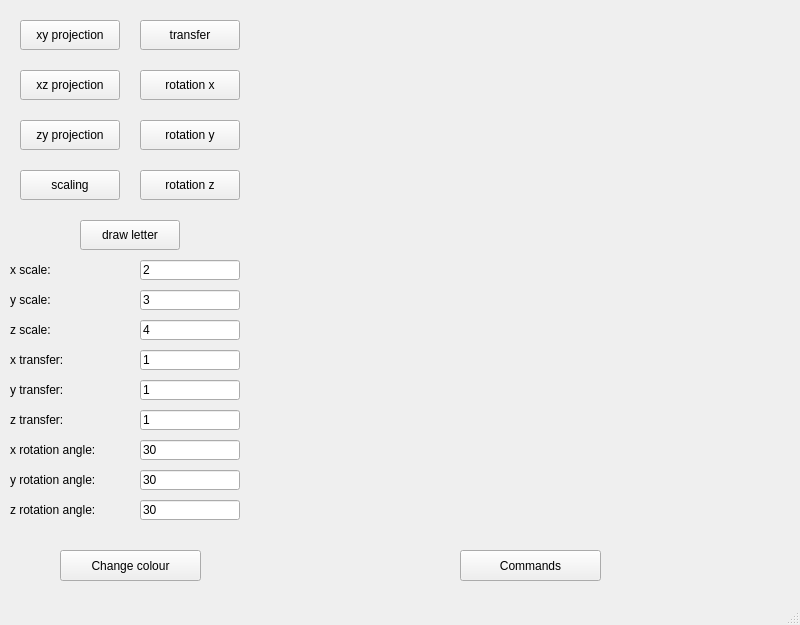
Qt form Lab-6/mainwindow.ui (tayadj/CGP) before a commit.
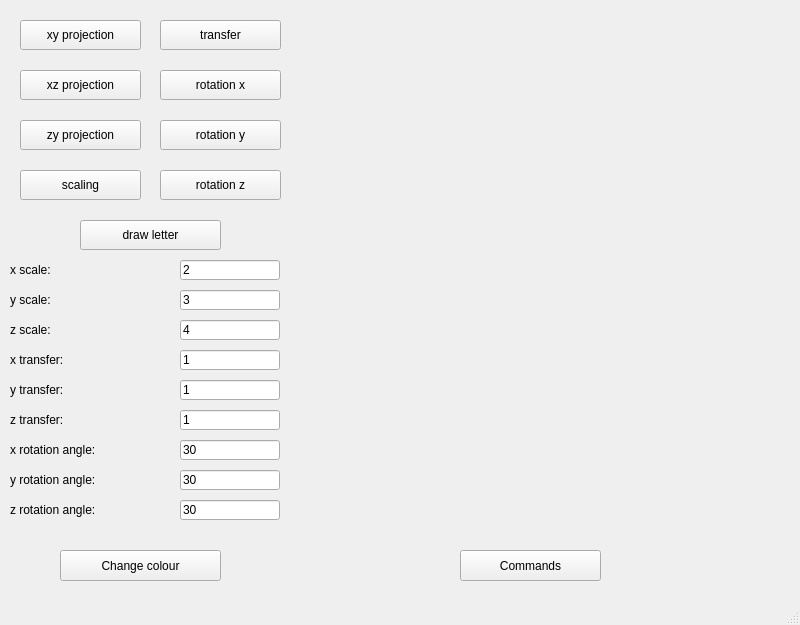
The same form after that commit. Custom widgets are drawn as their Qt base class.

Diff of the .ui file:
```diff
--- a/Lab-6/mainwindow.ui
+++ b/Lab-6/mainwindow.ui
@@ -17,9 +17,9 @@
    <widget class="letter" name="widget" native="true">
     <property name="geometry">
      <rect>
-      <x>260</x>
+      <x>300</x>
       <y>10</y>
-      <width>511</width>
+      <width>471</width>
       <height>531</height>
      </rect>
     </property>
@@ -29,7 +29,7 @@
      <rect>
       <x>20</x>
       <y>20</y>
-      <width>100</width>
+      <width>121</width>
       <height>30</height>
      </rect>
     </property>
@@ -42,7 +42,7 @@
      <rect>
       <x>20</x>
       <y>70</y>
-      <width>100</width>
+      <width>121</width>
       <height>30</height>
      </rect>
     </property>
@@ -55,7 +55,7 @@
      <rect>
       <x>20</x>
       <y>120</y>
-      <width>100</width>
+      <width>121</width>
       <height>30</height>
      </rect>
     </property>
@@ -68,7 +68,7 @@
      <rect>
       <x>20</x>
       <y>170</y>
-      <width>100</width>
+      <width>121</width>
       <height>30</height>
      </rect>
     </property>
@@ -79,9 +79,9 @@
    <widget class="QPushButton" name="pushButton_5">
     <property name="geometry">
      <rect>
-      <x>140</x>
+      <x>160</x>
       <y>20</y>
-      <width>100</width>
+      <width>121</width>
       <height>30</height>
      </rect>
     </property>
@@ -92,9 +92,9 @@
    <widget class="QPushButton" name="pushButton_6">
     <property name="geometry">
      <rect>
-      <x>140</x>
+      <x>160</x>
       <y>70</y>
-      <width>100</width>
+      <width>121</width>
       <height>30</height>
      </rect>
     </property>
@@ -105,9 +105,9 @@
    <widget class="QPushButton" name="pushButton_7">
     <property name="geometry">
      <rect>
-      <x>140</x>
+      <x>160</x>
       <y>120</y>
-      <width>100</width>
+      <width>121</width>
       <height>30</height>
      </rect>
     </property>
@@ -118,9 +118,9 @@
    <widget class="QPushButton" name="pushButton_8">
     <property name="geometry">
      <rect>
-      <x>140</x>
+      <x>160</x>
       <y>170</y>
-      <width>100</width>
+      <width>121</width>
       <height>30</height>
      </rect>
     </property>
@@ -133,7 +133,7 @@
      <rect>
       <x>80</x>
       <y>220</y>
-      <width>100</width>
+      <width>141</width>
       <height>30</height>
      </rect>
     </property>
@@ -146,7 +146,7 @@
      <rect>
       <x>10</x>
       <y>260</y>
-      <width>50</width>
+      <width>151</width>
       <height>20</height>
      </rect>
     </property>
@@ -157,7 +157,7 @@
    <widget class="QLineEdit" name="lineEdit">
     <property name="geometry">
      <rect>
-      <x>140</x>
+      <x>180</x>
       <y>260</y>
       <width>100</width>
       <height>20</height>
@@ -172,7 +172,7 @@
      <rect>
       <x>10</x>
       <y>290</y>
-      <width>50</width>
+      <width>151</width>
       <height>20</height>
      </rect>
     </property>
@@ -185,7 +185,7 @@
      <rect>
       <x>10</x>
       <y>320</y>
-      <width>50</width>
+      <width>121</width>
       <height>20</height>
      </rect>
     </property>
@@ -198,7 +198,7 @@
      <rect>
       <x>10</x>
       <y>350</y>
-      <width>60</width>
+      <width>161</width>
       <height>20</height>
      </rect>
     </property>
@@ -211,7 +211,7 @@
      <rect>
       <x>10</x>
       <y>380</y>
-      <width>60</width>
+      <width>161</width>
       <height>20</height>
      </rect>
     </property>
@@ -224,7 +224,7 @@
      <rect>
       <x>10</x>
       <y>410</y>
-      <width>60</width>
+      <width>161</width>
       <height>20</height>
      </rect>
     </property>
@@ -237,7 +237,7 @@
      <rect>
       <x>10</x>
       <y>440</y>
-      <width>121</width>
+      <width>161</width>
       <height>20</height>
      </rect>
     </property>
@@ -250,7 +250,7 @@
      <rect>
       <x>10</x>
       <y>470</y>
-      <width>121</width>
+      <width>161</width>
       <height>20</height>
      </rect>
     </property>
@@ -263,7 +263,7 @@
      <rect>
       <x>10</x>
       <y>500</y>
-      <width>121</width>
+      <width>161</width>
       <height>20</height>
      </rect>
     </property>
@@ -274,7 +274,7 @@
    <widget class="QLineEdit" name="lineEdit_2">
     <property name="geometry">
      <rect>
-      <x>140</x>
+      <x>180</x>
       <y>290</y>
       <width>100</width>
       <height>20</height>
@@ -287,7 +287,7 @@
    <widget class="QLineEdit" name="lineEdit_3">
     <property name="geometry">
      <rect>
-      <x>140</x>
+      <x>180</x>
       <y>320</y>
       <width>100</width>
       <height>20</height>
@@ -300,7 +300,7 @@
    <widget class="QLineEdit" name="lineEdit_4">
     <property name="geometry">
      <rect>
-      <x>140</x>
+      <x>180</x>
       <y>350</y>
       <width>100</width>
       <height>20</height>
@@ -313,7 +313,7 @@
    <widget class="QLineEdit" name="lineEdit_5">
     <property name="geometry">
      <rect>
-      <x>140</x>
+      <x>180</x>
       <y>380</y>
       <width>100</width>
       <height>20</height>
@@ -326,7 +326,7 @@
    <widget class="QLineEdit" name="lineEdit_6">
     <property name="geometry">
      <rect>
-      <x>140</x>
+      <x>180</x>
       <y>410</y>
       <width>100</width>
       <height>20</height>
@@ -339,7 +339,7 @@
    <widget class="QLineEdit" name="lineEdit_7">
     <property name="geometry">
      <rect>
-      <x>140</x>
+      <x>180</x>
       <y>440</y>
       <width>100</width>
       <height>20</height>
@@ -352,7 +352,7 @@
    <widget class="QLineEdit" name="lineEdit_8">
     <property name="geometry">
      <rect>
-      <x>140</x>
+      <x>180</x>
       <y>470</y>
       <width>100</width>
       <height>20</height>
@@ -365,7 +365,7 @@
    <widget class="QLineEdit" name="lineEdit_9">
     <property name="geometry">
      <rect>
-      <x>140</x>
+      <x>180</x>
       <y>500</y>
       <width>100</width>
       <height>20</height>
@@ -380,7 +380,7 @@
      <rect>
       <x>60</x>
       <y>550</y>
-      <width>141</width>
+      <width>161</width>
       <height>31</height>
      </rect>
     </property>
```
